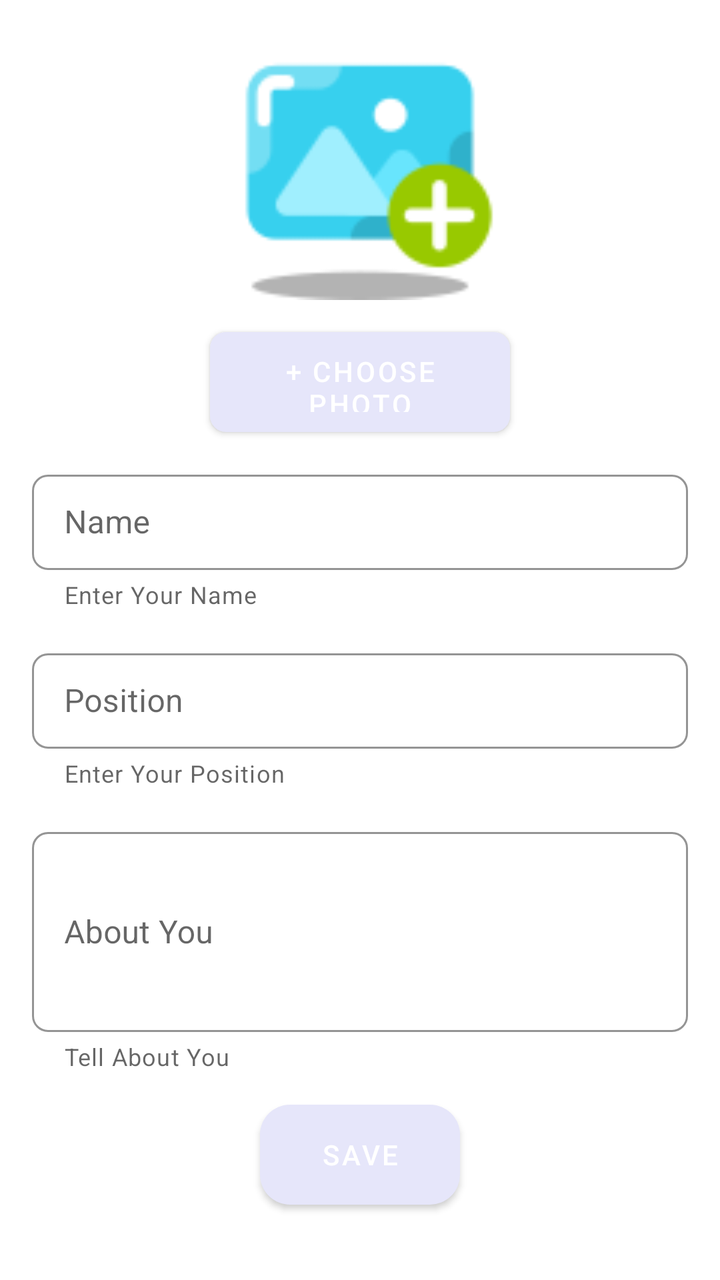
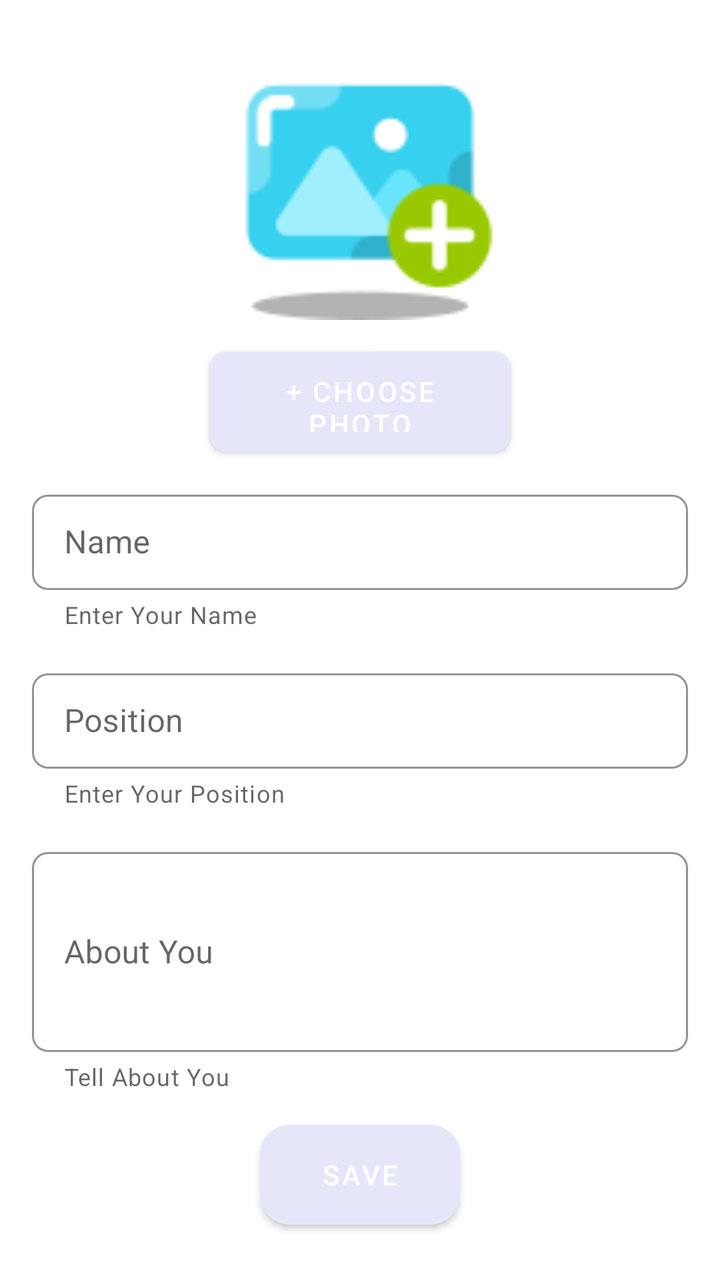

Two renders of the same Android screen: before a commit and after it. Below are the layout's source before the change and the commit's diff.
<!-- AndroidManifest.xml: application theme Theme.CVBuilder -->
<!-- res/layout/activity_edit.xml -->
<?xml version="1.0" encoding="utf-8"?>
<androidx.constraintlayout.widget.ConstraintLayout xmlns:android="http://schemas.android.com/apk/res/android"
    xmlns:app="http://schemas.android.com/apk/res-auto"
    xmlns:tools="http://schemas.android.com/tools"
    android:layout_width="match_parent"
    android:layout_height="match_parent"
    tools:context=".Edit_Activity">

    <ImageView
        android:id="@+id/img_user"
        android:layout_width="150dp"
        android:layout_height="150dp"
        android:layout_gravity="center_vertical"
        android:src="@drawable/img_user"
        app:layout_constraintLeft_toLeftOf="parent"
        app:layout_constraintRight_toRightOf="parent"
        tools:ignore="MissingConstraints"
        tools:layout_editor_absoluteY="42dp"
        />
    <Button
        android:id="@+id/add_image"
        android:layout_width="150dp"
        android:layout_height="50dp"
        app:layout_constraintLeft_toLeftOf="parent"
        app:layout_constraintRight_toRightOf="parent"
        app:layout_constraintTop_toBottomOf="@+id/img_user"
        android:text="@string/choose_photo"
        android:textColor="@color/white"
        android:background="@drawable/button_round_delete"
        android:layout_margin="16dp"
        />

    <com.google.android.material.textfield.TextInputLayout
        style="?attr/textInputOutlinedDenseStyle"
        android:id="@+id/namaprofil"
        android:layout_width="match_parent"
        android:layout_height="wrap_content"
        tools:ignore="MissingConstraints"
        app:hintTextColor="@color/black"
        app:boxStrokeColor="@color/black"
        app:boxStrokeErrorColor="@color/black"
        android:textAppearance="@color/black"
        app:shapeAppearance="@style/CustomShapeOVerlay"
        android:enabled="true"
        app:endIconMode="clear_text"
        app:boxStrokeWidthFocused="2dp"
        android:paddingTop="16dp"
        android:paddingLeft="16dp"
        android:paddingRight="16dp"
        app:hintAnimationEnabled="true"
        app:helperText="@string/put_name"
        app:layout_constraintTop_toBottomOf="@+id/add_image"
        >

        <com.google.android.material.textfield.TextInputEditText
            android:id="@+id/namaprofil_et"
            android:layout_width="match_parent"
            android:layout_height="wrap_content"
            android:hint="@string/name"
            />

    </com.google.android.material.textfield.TextInputLayout>


    <com.google.android.material.textfield.TextInputLayout
        android:id="@+id/posisiprofil"
        style="?attr/textInputOutlinedDenseStyle"
        android:layout_width="match_parent"
        android:layout_height="wrap_content"
        android:enabled="true"
        android:hint="@string/position"
        android:paddingLeft="16dp"
        android:paddingTop="16dp"
        android:paddingRight="16dp"
        android:text="@string/position"
        android:textAppearance="@color/black"
        app:boxStrokeColor="@color/black"
        app:boxStrokeErrorColor="@color/black"
        app:boxStrokeWidthFocused="2dp"
        app:endIconMode="clear_text"
        app:hintAnimationEnabled="true"
        app:hintTextColor="@color/black"
        app:layout_constraintTop_toBottomOf="@+id/namaprofil"
        app:shapeAppearance="@style/CustomShapeOVerlay"
        app:helperText="@string/put_positon"
        tools:ignore="MissingConstraints">

        <com.google.android.material.textfield.TextInputEditText
            android:layout_width="match_parent"
            android:layout_height="wrap_content"
            android:id="@+id/posisiprofil_et"
            />

    </com.google.android.material.textfield.TextInputLayout>
    <com.google.android.material.textfield.TextInputLayout
        android:id="@+id/dataprofil"
        style="?attr/textInputOutlinedDenseStyle"
        android:layout_width="match_parent"
        android:layout_height="wrap_content"
        android:enabled="true"
        android:hint="@string/about_you"
        android:paddingLeft="16dp"
        android:paddingTop="16dp"
        android:paddingRight="16dp"
        android:text="@string/about_you"
        android:textAppearance="@color/black"
        app:boxStrokeColor="@color/black"
        app:boxStrokeErrorColor="@color/black"
        app:boxStrokeWidthFocused="2dp"
        app:endIconMode="clear_text"
        app:hintAnimationEnabled="true"
        app:hintTextColor="@color/black"
        app:layout_constraintTop_toBottomOf="@+id/posisiprofil"
        app:shapeAppearance="@style/CustomShapeOVerlay"
        app:helperText="@string/put_about_you"
        tools:ignore="MissingConstraints">

        <com.google.android.material.textfield.TextInputEditText
            android:layout_width="match_parent"
            android:layout_height="100dp"
            android:id="@+id/dataprofil_et"
            />

    </com.google.android.material.textfield.TextInputLayout>



    <Button
        android:id="@+id/simpan"
        android:layout_width="100dp"
        android:layout_height="50dp"
        tools:ignore="HardcodedText,MissingConstraints"
        app:layout_constraintTop_toBottomOf="@id/dataprofil"
        android:text="@string/save"
        android:textColor="@color/white"
        android:layout_margin="16dp"
        android:background="@drawable/shape_button"
        app:layout_constraintLeft_toLeftOf="parent"
        app:layout_constraintRight_toRightOf="parent"
        />

</androidx.constraintlayout.widget.ConstraintLayout>
<!-- resources referenced by this layout -->
<resources>
  <color name="black">#000000</color>
  <color name="white">#FFFFFF</color>
  <!-- drawable button_round_delete (drawable) -->
  <?xml version="1.0" encoding="utf-8" ?>
  <selector xmlns:android="http://schemas.android.com/apk/res/android">
      <item android:state_pressed="false" >
          <shape>
              <solid
                  android:color="#F1656A" />
              <stroke
                  android:width="0px"
                  android:color="#45a9da" />
              <corners android:radius="8dp" />
          </shape>
      </item>
      <item android:state_pressed="true" >
          <shape>
              <solid
                  android:color="#ba78e7" />
              <stroke
                  android:width="0px"
                  android:color="#ad60e1" />
              <corners android:radius="8dp" />
          </shape>
      </item>
  </selector>
  <!-- drawable img_user: png bitmap (drawable-v24, 2662 bytes) -->
  <!-- drawable shape_button (drawable) -->
  <?xml version="1.0" encoding="utf-8"?>
  <shape xmlns:android="http://schemas.android.com/apk/res/android"
      android:shape="rectangle">
  
      <solid android:color="#4169E1"/>
  
      <corners android:radius="15dp"/>
  
  </shape>
  <string name="about_you">About You</string>
  <string name="choose_photo">+   Choose Photo</string>
  <string name="name">Name</string>
  <string name="position">Position</string>
  <string name="put_about_you">Tell About You</string>
  <string name="put_name">Enter Your Name</string>
  <string name="put_positon">Enter Your Position</string>
  <string name="save">Save</string>
  <style name="CustomShapeOVerlay" parent="">
          <item name="cornerFamily">rounded</item>
          <item name="cornerSizeTopLeft">8dp</item>
          <item name="cornerSizeTopRight">8dp</item>
          <item name="cornerSizeBottomRight">8dp</item>
          <item name="cornerSizeBottomLeft">8dp</item>
      </style>
  <style name="Theme.CVBuilder" parent="Theme.MaterialComponents.DayNight.DarkActionBar">
          
          <item name="colorPrimary">@color/lavender</item>
          <item name="colorPrimaryVariant">@color/lavender</item>
          <item name="colorOnPrimary">@color/lavender</item>
          
          <item name="colorSecondary">@color/lavender</item>
          <item name="colorSecondaryVariant">@color/lavender</item>
          <item name="colorOnSecondary">@color/lavender</item>
          
          <item name="android:statusBarColor" tools:targetApi="l">?attr/colorPrimaryVariant</item>
          
          <item name="android:textColor">@color/red</item>
      </style>
  <color name="lavender">#E6E6FA</color>
  <color name="red">#FF0000</color>
</resources>

<!-- the commit's change to res/layout/activity_edit.xml (unified diff, before → after) -->
@@ -6,16 +6,25 @@
     android:layout_height="match_parent"
     tools:context=".Edit_Activity">
 
+
+    <include
+        android:id="@+id/include"
+        layout="@layout/admob_smartbanner"
+        app:layout_constraintBottom_toTopOf="parent"
+        />
+
     <ImageView
         android:id="@+id/img_user"
         android:layout_width="150dp"
         android:layout_height="150dp"
+        android:layout_marginTop="10dp"
         android:layout_gravity="center_vertical"
         android:src="@drawable/img_user"
         app:layout_constraintLeft_toLeftOf="parent"
         app:layout_constraintRight_toRightOf="parent"
         tools:ignore="MissingConstraints"
         tools:layout_editor_absoluteY="42dp"
+        app:layout_constraintTop_toBottomOf="@+id/include"
         />
     <Button
         android:id="@+id/add_image"
@@ -140,3 +149,20 @@
         />
 
 </androidx.constraintlayout.widget.ConstraintLayout>
+<!-- res/layout/admob_smartbanner.xml (included above) -->
+<?xml version="1.0" encoding="utf-8"?>
+<FrameLayout xmlns:android="http://schemas.android.com/apk/res/android"
+    xmlns:app="http://schemas.android.com/apk/res-auto"
+    android:layout_width="match_parent"
+    android:layout_height="wrap_content"
+    android:orientation="horizontal"
+    >
+
+    <FrameLayout
+        android:id="@+id/adView"
+        android:layout_width="match_parent"
+        android:layout_height="wrap_content"
+        android:orientation="horizontal"
+        />
+
+</FrameLayout>
